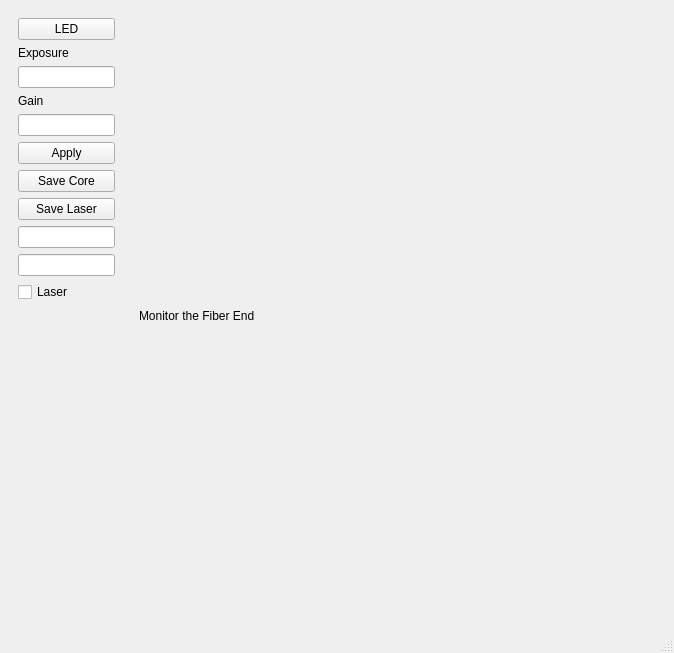
Before: the Qt Designer form calibration/view/GUI/Fiber_End_Window.ui in jmschr/DisperScripts, drawn with Qt 5.
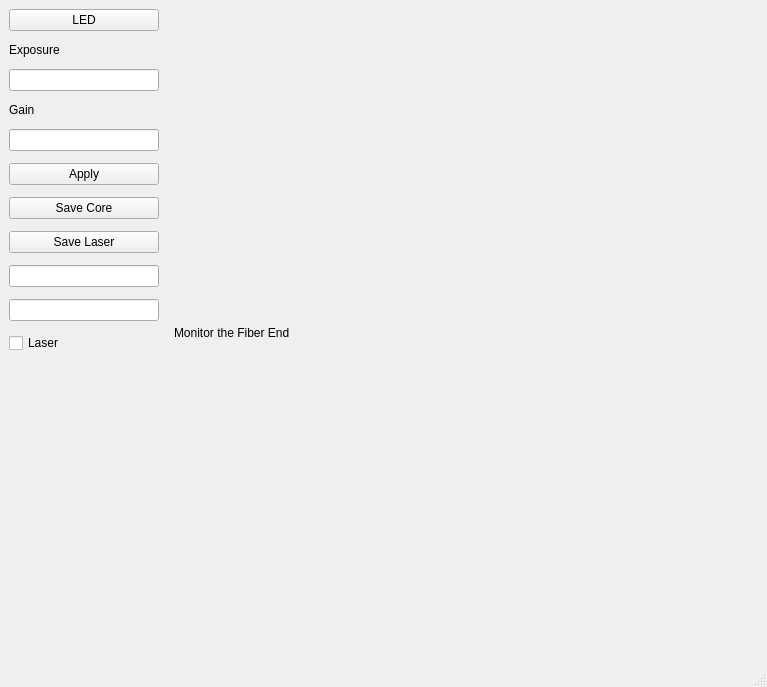
After: the same form once the commit is applied.

Diff of the .ui file:
```diff
--- a/calibration/view/GUI/Fiber_End_Window.ui
+++ b/calibration/view/GUI/Fiber_End_Window.ui
@@ -6,8 +6,8 @@
    <rect>
     <x>0</x>
     <y>0</y>
-    <width>674</width>
-    <height>653</height>
+    <width>767</width>
+    <height>687</height>
    </rect>
   </property>
   <property name="windowTitle">
@@ -17,13 +17,34 @@
    <layout class="QHBoxLayout" name="horizontalLayout">
     <item>
      <widget class="QWidget" name="widget" native="true">
+      <property name="sizePolicy">
+       <sizepolicy hsizetype="Expanding" vsizetype="Preferred">
+        <horstretch>0</horstretch>
+        <verstretch>0</verstretch>
+       </sizepolicy>
+      </property>
       <property name="maximumSize">
        <size>
-        <width>115</width>
+        <width>150</width>
         <height>16777215</height>
        </size>
       </property>
       <layout class="QVBoxLayout" name="verticalLayout_3">
+       <property name="spacing">
+        <number>12</number>
+       </property>
+       <property name="leftMargin">
+        <number>0</number>
+       </property>
+       <property name="topMargin">
+        <number>0</number>
+       </property>
+       <property name="rightMargin">
+        <number>0</number>
+       </property>
+       <property name="bottomMargin">
+        <number>0</number>
+       </property>
        <item>
         <widget class="QPushButton" name="button_fiber_led">
          <property name="text">
```
